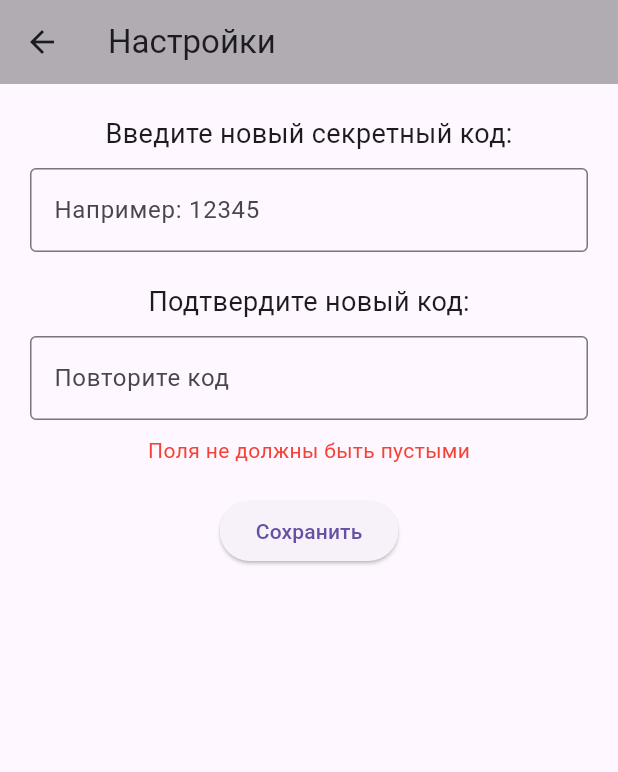
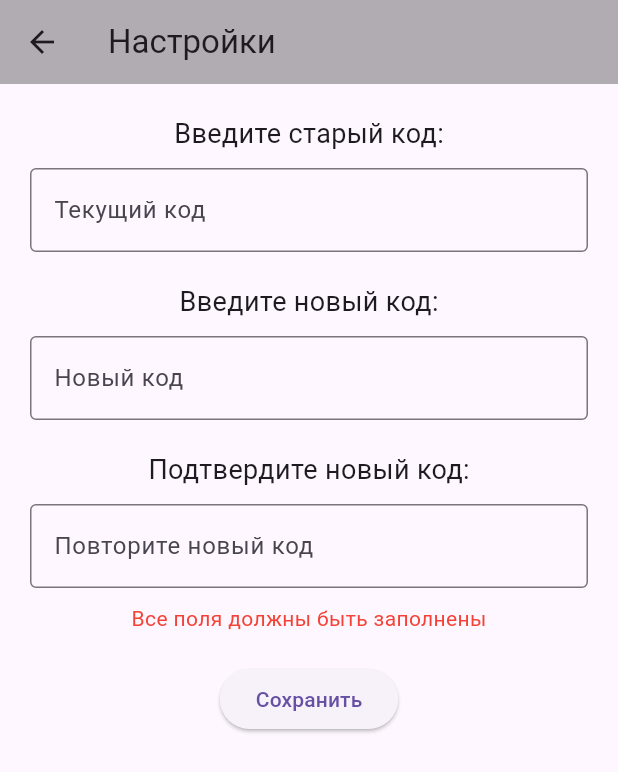
Before and after one commit to crazynoob1566/my_flutter_app, a Flutter app: the SettingsScreen screen opened directly, after a tap on "Сохранить", on a phone screen of 412 x 824 dp. Shown: the top 772 px of the screen. Run offline on Flutter 3.47's test engine with Material 3 defaults, Android fonts, the phone set to English and light mode, and no system bars; our stand-ins replace image_picker, math_expressions, photo_view, shared_preferences; accounts and stored records are empty.

Commit message:
Обновлён калькулятор: новый дизайн, вычисления, смена кода с проверкой старого

```diff
--- a/lib/main.dart
+++ b/lib/main.dart
@@ -234,30 +234,53 @@ class SettingsScreen extends StatefulWidget {
 }
 
 class _SettingsScreenState extends State<SettingsScreen> {
-  final TextEditingController _codeController = TextEditingController();
+  final TextEditingController _oldCodeController = TextEditingController();
+  final TextEditingController _newCodeController = TextEditingController();
   final TextEditingController _confirmController = TextEditingController();
   String? _errorText;
+  String _currentCode = '12345';
+
+  @override
+  void initState() {
+    super.initState();
+    _loadCurrentCode();
+  }
+
+  Future<void> _loadCurrentCode() async {
+    final prefs = await SharedPreferences.getInstance();
+    setState(() {
+      _currentCode = prefs.getString('secret_code') ?? '12345';
+    });
+  }
 
   Future<void> _saveCode() async {
-    final code = _codeController.text.trim();
+    final oldCode = _oldCodeController.text.trim();
+    final newCode = _newCodeController.text.trim();
     final confirm = _confirmController.text.trim();
 
-    if (code.isEmpty || confirm.isEmpty) {
+    if (oldCode.isEmpty || newCode.isEmpty || confirm.isEmpty) {
       setState(() {
-        _errorText = 'Поля не должны быть пустыми';
+        _errorText = 'Все поля должны быть заполнены';
       });
       return;
     }
 
-    if (code != confirm) {
+    if (oldCode != _currentCode) {
       setState(() {
-        _errorText = 'Коды не совпадают';
+        _errorText = 'Старый код введён неверно';
+      });
+      return;
+    }
+
+    if (newCode != confirm) {
+      setState(() {
+        _errorText = 'Новый код и подтверждение не совпадают';
       });
       return;
     }
 
     final prefs = await SharedPreferences.getInstance();
-    await prefs.setString('secret_code', code);
+    await prefs.setString('secret_code', newCode);
 
     if (mounted) {
       Navigator.pop(context);
@@ -275,17 +298,25 @@ class _SettingsScreenState extends State<SettingsScreen> {
         padding: const EdgeInsets.all(20),
         child: Column(
           children: [
-            const Text(
-              'Введите новый секретный код:',
-              style: TextStyle(fontSize: 18),
-            ),
+            const Text('Введите старый код:', style: TextStyle(fontSize: 18)),
             const SizedBox(height: 10),
             TextField(
-              controller: _codeController,
+              controller: _oldCodeController,
               keyboardType: TextInputType.number,
               decoration: const InputDecoration(
                 border: OutlineInputBorder(),
-                hintText: 'Например: 12345',
+                hintText: 'Текущий код',
+              ),
+            ),
+            const SizedBox(height: 20),
+            const Text('Введите новый код:', style: TextStyle(fontSize: 18)),
+            const SizedBox(height: 10),
+            TextField(
+              controller: _newCodeController,
+              keyboardType: TextInputType.number,
+              decoration: const InputDecoration(
+                border: OutlineInputBorder(),
+                hintText: 'Новый код',
               ),
             ),
             const SizedBox(height: 20),
@@ -299,7 +330,7 @@ class _SettingsScreenState extends State<SettingsScreen> {
               keyboardType: TextInputType.number,
               decoration: const InputDecoration(
                 border: OutlineInputBorder(),
-                hintText: 'Повторите код',
+                hintText: 'Повторите новый код',
               ),
             ),
             if (_errorText != null) ...[
```
Also changed, not shown: 1 other file.
